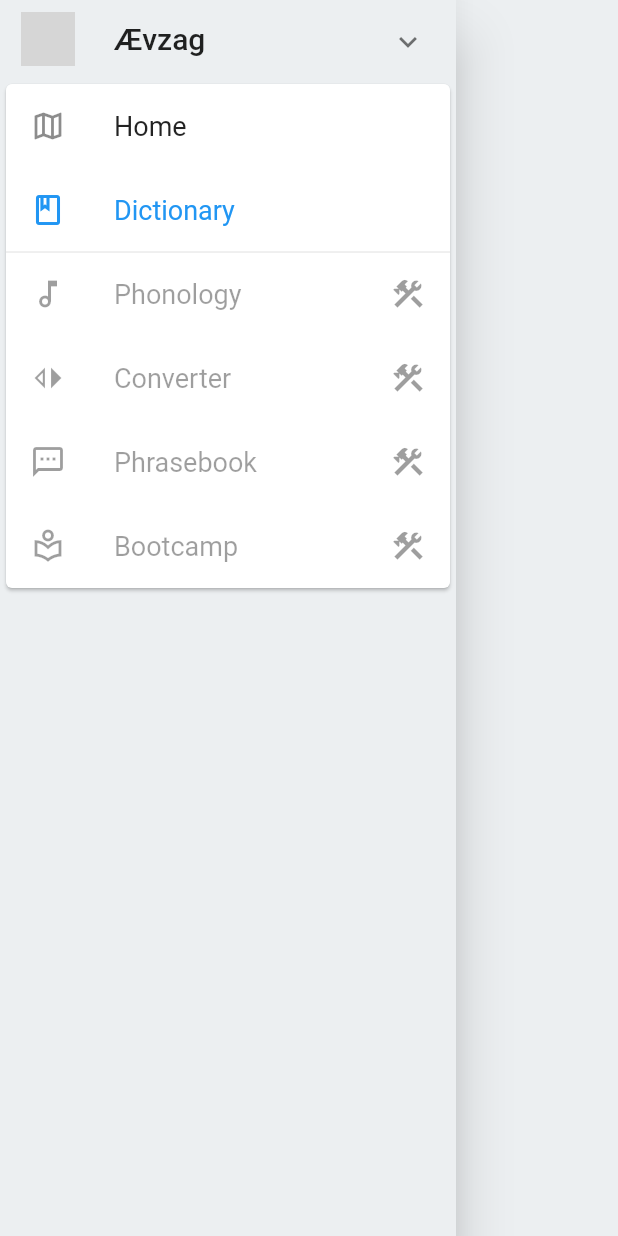
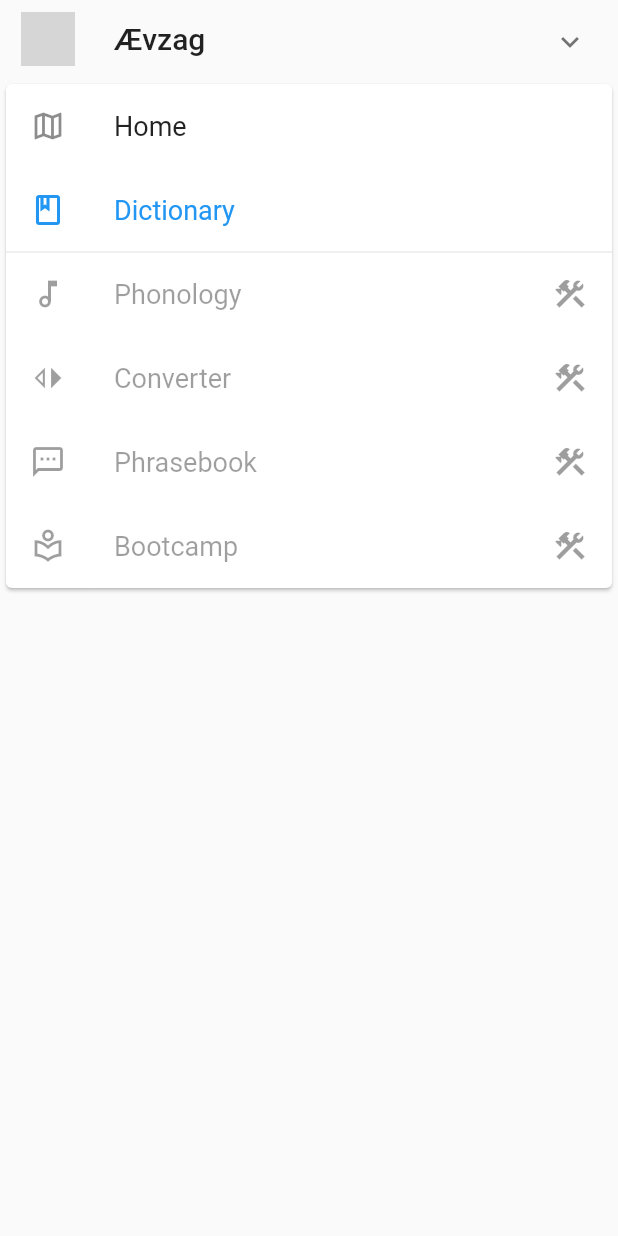
Before and after one commit to raxysstudios/avzag, a Flutter app: the NavDraver widget shown alone on an empty page, opened directly, on a phone screen of 412 x 824 dp. Run offline on Flutter 3.47's test engine with Material 2 defaults, Android fonts, the phone set to English and light mode, and no system bars; drawn by our look-alikes of expandable; our stand-ins replace cloud_firestore, firebase_auth, firebase_core, firebase_storage, flutter_markdown, google_sign_in and 3 more; missing offline and left inert: algolia; accounts and stored records are empty; grey boxes are pictures that could not be loaded.

Commit message:
Fix width

```diff
--- a/lib/navigation/nav_drawer.dart
+++ b/lib/navigation/nav_drawer.dart
@@ -77,10 +77,10 @@ class NavDraver extends StatelessWidget {
 
   @override
   Widget build(BuildContext context) {
-    return Drawer(
-      child: Container(
-        color: Theme.of(context).scaffoldBackgroundColor,
-        width: MediaQuery.of(context).size.width,
+    return Container(
+      color: Theme.of(context).scaffoldBackgroundColor,
+      width: MediaQuery.of(context).size.width,
+      child: Drawer(
         child: ListView(
           children: [
             Material(
```
